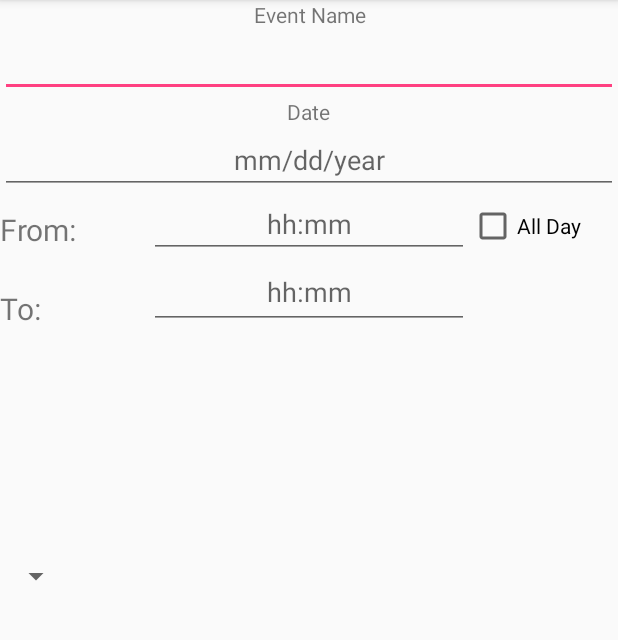
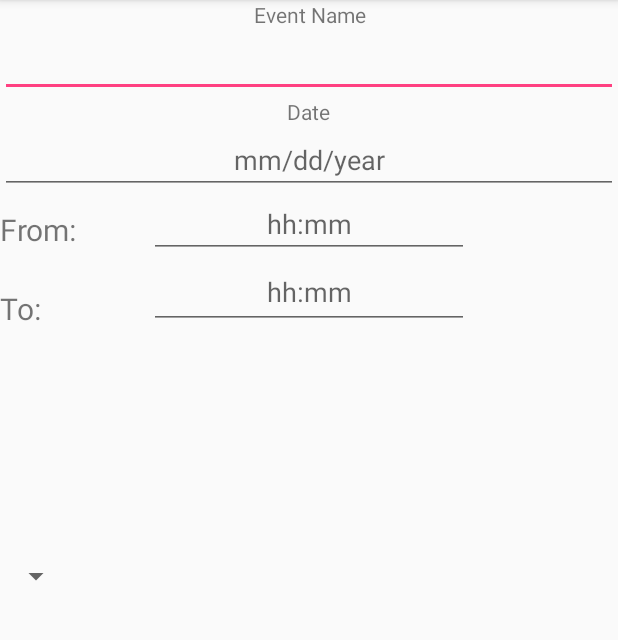
Before and after one commit to cpe305/fall2016-project-davidlevitsky, an Android app: the screen it shows after launch (CreateEventActivity), after a tap on an icon or button, on a phone screen of 412 x 824 dp, the part 84-724 px from its top. Run offline under Robolectric (Android 15) with nearby library versions, the light colour scheme and no system bars.

Commit message:
Revert "Adding more functionality to CreateEventActivity"
This reverts commit c87375507895749795a28f14a066294852441cb0.

```diff
--- a/app/src/main/java/com/example/davidlevitsky/friendsconnect/CreateEventActivity.java
+++ b/app/src/main/java/com/example/davidlevitsky/friendsconnect/CreateEventActivity.java
@@ -5,8 +5,6 @@ import android.support.v7.app.AppCompatActivity;
 import android.os.Bundle;
 import android.view.View;
 import android.widget.Button;
-import android.widget.CheckBox;
-import android.widget.CompoundButton;
 import android.widget.EditText;
 import android.widget.ImageButton;
 import android.widget.ListView;
@@ -21,18 +19,14 @@ import java.util.ArrayList;
  * EventsList and append new events to it.
  */
 public class CreateEventActivity extends AppCompatActivity {
-    private CheckBox timeCheckbox;
-    private EditText fromTime;
-    private EditText toTime;
 
     @Override
     protected void onCreate(Bundle savedInstanceState) {
         super.onCreate(savedInstanceState);
         setContentView(R.layout.activity_create_event);
-        timeCheckbox = (CheckBox)findViewById(R.id.checkBox);
-        fromTime = (EditText)findViewById(R.id.etFromTime);
-        toTime = (EditText)findViewById(R.id.etToTime);
         setup();
+
+
     }
 
     public void setup() {
@@ -49,34 +43,13 @@ public class CreateEventActivity extends AppCompatActivity {
             }
 
         });
-        timeCheckbox.setOnCheckedChangeListener(new CompoundButton.OnCheckedChangeListener() {
-
-            @Override
-            public void onCheckedChanged(CompoundButton buttonView,boolean isChecked) {
-                if (isChecked) {
-                    fromTime.setText("12:00");
-                    toTime.setText("12:00");
-                }
-                else {
-                    fromTime.setText("");
-                    toTime.setText("");
-                }
-            }
-        }
-        );
-        String currentDate = getIntent().getStringExtra("date");
-        EditText etDate = (EditText)findViewById(R.id.etDate);
-        etDate.setText(currentDate);
 
     }
 
     public void createNewEvent() {
         EditText etEventName = (EditText)findViewById(R.id.etEventName);
-        String name = etEventName.getText().toString();
-        Toast toast = Toast.makeText(getApplicationContext(), "creation works: " + name, Toast.LENGTH_LONG);
-        Event newEvent = new Event(name, "time", "location", "date");
-        EventsList eventsList = EventsList.getInstance();
-        eventsList.addEvent(newEvent);
+        String temp = etEventName.toString();
+        Toast toast = Toast.makeText(getApplicationContext(), "creation works: " + temp, Toast.LENGTH_LONG);
         toast.show();
     }
 
--- a/app/src/main/java/com/example/davidlevitsky/friendsconnect/EventsList.java
+++ b/app/src/main/java/com/example/davidlevitsky/friendsconnect/EventsList.java
@@ -21,9 +21,6 @@ public class EventsList {
         return instance;
     }
 
-    public ArrayList<Event> getEventsList() {
-        return eventsList;
-    }
     public void addEvent(Event event) {
         eventsList.add(event);
     }
--- a/app/src/main/java/com/example/davidlevitsky/friendsconnect/MainActivity.java
+++ b/app/src/main/java/com/example/davidlevitsky/friendsconnect/MainActivity.java
@@ -7,15 +7,12 @@ import android.os.Bundle;
 import android.view.View;
 import android.widget.AdapterView;
 import android.widget.Button;
-import android.widget.CalendarView;
 import android.widget.ImageButton;
 import android.widget.ListView;
 
 import java.util.ArrayList;
 
 public class MainActivity extends AppCompatActivity {
-
-    private String currentDate;
 
     @Override
     protected void onCreate(Bundle savedInstanceState) {
@@ -26,13 +23,11 @@ public class MainActivity extends AppCompatActivity {
     }
 
     public void setup() {
-        ArrayList<Event> eventsList = EventsList.getInstance().getEventsList();
-       // eventsList.add(new Event("name", "time", "location", "date"));
+        ArrayList<Event> eventsList = new ArrayList<Event>();
+        eventsList.add(new Event("name", "time", "location", "date"));
         EventAdapter mEventAdapter = new EventAdapter(this, eventsList);
         ListView listView = (ListView) findViewById(R.id.lvEvents);
         listView.setAdapter(mEventAdapter);
-
-        CalendarView calendarView = (CalendarView)findViewById(R.id.mCalendarView);
 
         ImageButton btnCreateEvent = (ImageButton)findViewById(R.id.imageButton2);
         btnCreateEvent.setOnClickListener(new View.OnClickListener() {
@@ -40,18 +35,8 @@ public class MainActivity extends AppCompatActivity {
             public void onClick(View v) {
                 Intent intent = new Intent(MainActivity.this, CreateEventActivity.class);
                 //pass data from selected data to onCreateActivity
-                intent.putExtra("date", currentDate);
+                intent.putExtra("date", "fooDate");
                 startActivity(intent);
-            }
-        });
-
-        calendarView.setOnDateChangeListener(new CalendarView.OnDateChangeListener() {
-
-            @Override
-            public void onSelectedDayChange(CalendarView view, int year, int month,
-                                            int dayOfMonth) {
-
-                currentDate = String.valueOf(month + "/" + dayOfMonth + "/" + year);
             }
         });
     }
--- a/app/src/main/res/layout/activity_create_event.xml
+++ b/app/src/main/res/layout/activity_create_event.xml
@@ -106,14 +106,4 @@
         android:layout_centerVertical="true"
         android:layout_alignParentStart="true" />
 
-    <CheckBox
-        android:layout_width="wrap_content"
-        android:layout_height="wrap_content"
-        android:text="All Day"
-        android:id="@+id/checkBox"
-        android:layout_alignTop="@+id/etFromTime"
-        android:layout_toEndOf="@+id/etFromTime"
-        android:layout_alignBottom="@+id/etFromTime"
-        android:checked="false" />
-
 </RelativeLayout>
```
